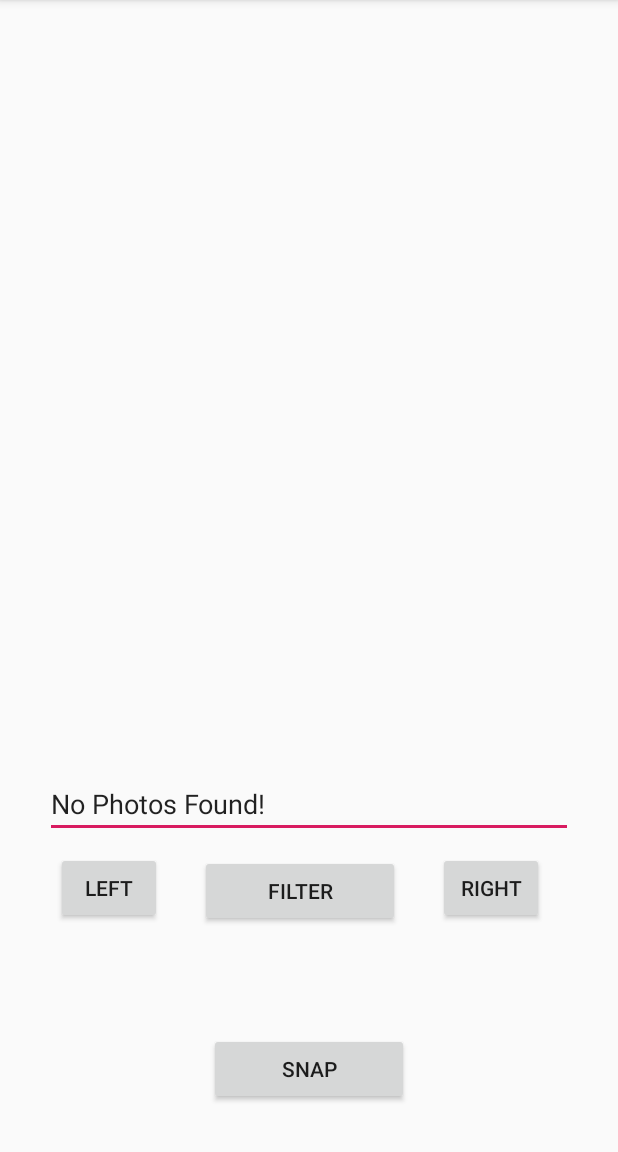
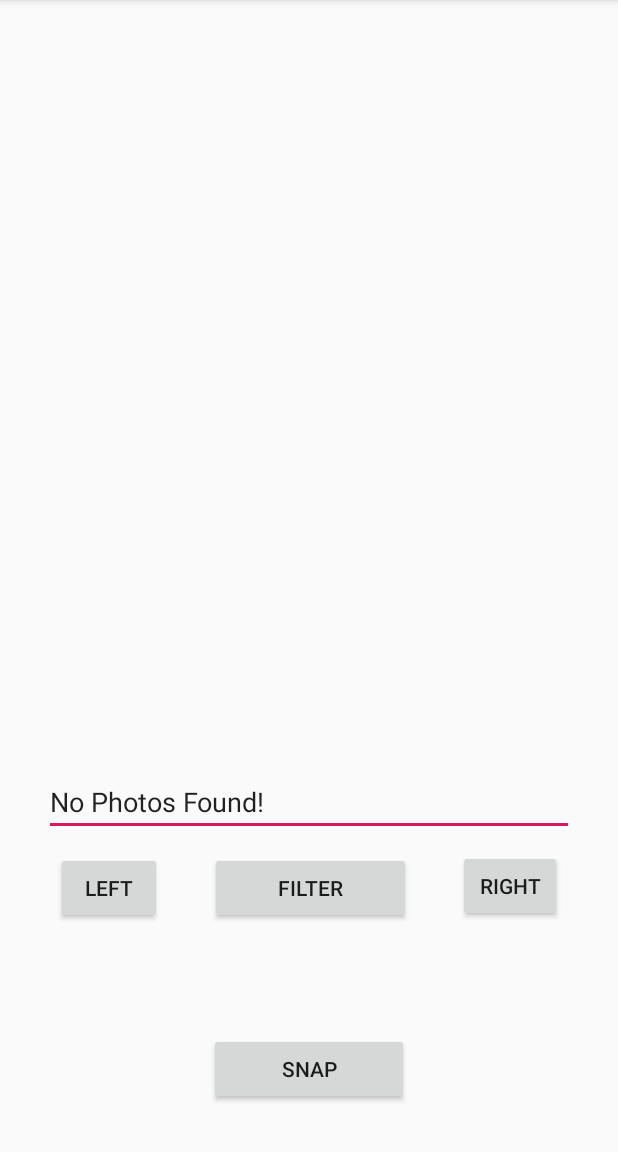
Before and after one commit to NickHEE/PhotoGallery, an Android app: the screen it shows after launch (MainActivity), on a phone screen of 412 x 824 dp, the part 84-1236 px from its top. Run offline under Robolectric (Android 15) with nearby library versions, the phone set to English and light mode, and no system bars.

Commit message:
bug fixes

```diff
--- a/app/src/main/java/com/example/photoGallery/MainActivity.java
+++ b/app/src/main/java/com/example/photoGallery/MainActivity.java
@@ -193,7 +193,7 @@ public class MainActivity extends AppCompatActivity {
         location.setVisibility(View.VISIBLE);
 
         imgV.setImageBitmap(BitmapFactory.decodeFile(photo.getPath()));
-        date.setText(photo.getTimeStamp());
+        date.setText(photo.getTimeStampPretty());
         caption.setText(photo.getCaption());
     }
 
@@ -262,11 +262,16 @@ public class MainActivity extends AppCompatActivity {
             ImageView mImageView = (ImageView) findViewById(R.id.iv_gallery);
             mImageView.setImageBitmap(BitmapFactory.decodeFile(photoPath));
 
+            // Update data file
             Collection<Photo> photos = readDataFile();
             photos.add(currentPhoto);
             writeDataFile(photos);
+
+            // Update active photo list
             photoList.add(currentPhoto);
-            //TODO: change index to current photo
+            photoIdx = photoList.indexOf(currentPhoto);
+            displayPhoto(currentPhoto);
+            //TODO: Don't add photo if not in current filter range?
         }
         else if (requestCode == REQUEST_FILTER_ACTIVITY && resultCode == RESULT_OK) {
             String s_d1 = data.getStringExtra("STARTDATE");
@@ -319,6 +324,12 @@ public class MainActivity extends AppCompatActivity {
 
             return timeStamp;
         }
+        public String getTimeStampPretty(){
+            Date d = getDate();
+
+            return new SimpleDateFormat("yyyy-MM-dd HH:mm:ss").format(d);
+
+        }
         public String getPath() {
 
             return filePath;
--- a/app/src/main/res/layout/activity_main.xml
+++ b/app/src/main/res/layout/activity_main.xml
@@ -16,7 +16,8 @@
         android:layout_marginStart="236dp"
         android:layout_marginTop="22dp"
         android:layout_marginEnd="33dp"
-        android:text="Location Here" />
+        android:text="Location Here"
+        android:gravity="right"/>
 
     <Button
         android:id="@+id/btn_snap"
@@ -33,8 +34,8 @@
 
     <ImageView
         android:id="@+id/iv_gallery"
-        android:layout_width="341dp"
-        android:layout_height="276dp"
+        android:layout_width="353dp"
+        android:layout_height="273dp"
         android:layout_above="@+id/btn_snap"
         android:layout_alignParentStart="true"
         android:layout_alignParentLeft="true"
@@ -44,9 +45,9 @@
         android:layout_marginStart="29dp"
         android:layout_marginLeft="29dp"
         android:layout_marginTop="64dp"
-        android:layout_marginEnd="41dp"
-        android:layout_marginRight="41dp"
-        android:layout_marginBottom="184dp"
+        android:layout_marginEnd="29dp"
+        android:layout_marginRight="29dp"
+        android:layout_marginBottom="187dp"
         android:adjustViewBounds="true"
         android:maxWidth="42dp"
         android:maxHeight="42dp"
@@ -59,9 +60,9 @@
         android:layout_alignParentStart="true"
         android:layout_alignParentEnd="true"
         android:layout_alignParentBottom="true"
-        android:layout_marginStart="133dp"
-        android:layout_marginEnd="145dp"
-        android:layout_marginBottom="150dp"
+        android:layout_marginStart="140dp"
+        android:layout_marginEnd="138dp"
+        android:layout_marginBottom="152dp"
         android:onClick="onFilter"
         android:text="filter" />
 
@@ -72,9 +73,9 @@
         android:layout_alignParentStart="true"
         android:layout_alignParentEnd="true"
         android:layout_alignParentBottom="true"
-        android:layout_marginStart="292dp"
-        android:layout_marginEnd="49dp"
-        android:layout_marginBottom="152dp"
+        android:layout_marginStart="305dp"
+        android:layout_marginEnd="37dp"
+        android:layout_marginBottom="153dp"
         android:onClick="changePicture"
         android:text="right" />
 
@@ -105,14 +106,14 @@
 
     <EditText
         android:id="@+id/editText_caption"
-        android:layout_width="338dp"
+        android:layout_width="wrap_content"
         android:layout_height="wrap_content"
         android:layout_above="@+id/btn_snap"
         android:layout_alignParentStart="true"
         android:layout_alignParentEnd="true"
-        android:layout_marginStart="30dp"
-        android:layout_marginEnd="30dp"
-        android:layout_marginBottom="130dp"
+        android:layout_marginStart="29dp"
+        android:layout_marginEnd="29dp"
+        android:layout_marginBottom="131dp"
         android:ems="10"
         android:inputType="textPersonName"
         android:text="Test Caption" />
```
